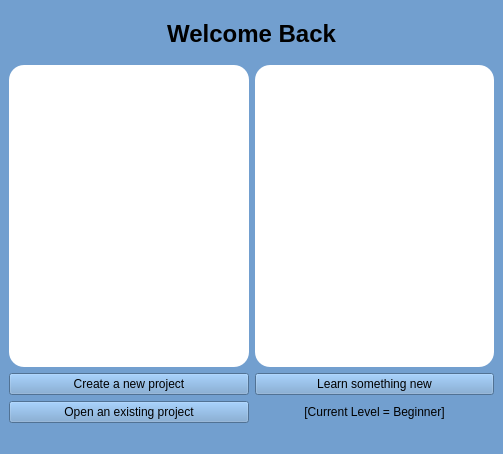
Old version of the form LoadScreen.ui in the repository starswap/MLProgrammingIDE.
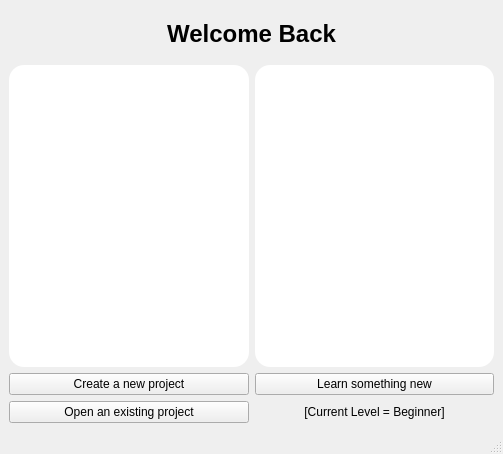
New version of the form. Icons and pictures are not drawn.

The edit to the form file:
```diff
--- a/LoadScreen.ui
+++ b/LoadScreen.ui
@@ -13,9 +13,6 @@
   <property name="windowTitle">
    <string>ML Programming IDE</string>
   </property>
-  <property name="styleSheet">
-   <string notr="true">background-color: rgb(114, 159, 207)</string>
-  </property>
   <widget class="QWidget" name="centralwidget">
    <layout class="QGridLayout" name="gridLayout">
     <item row="6" column="1">
```
